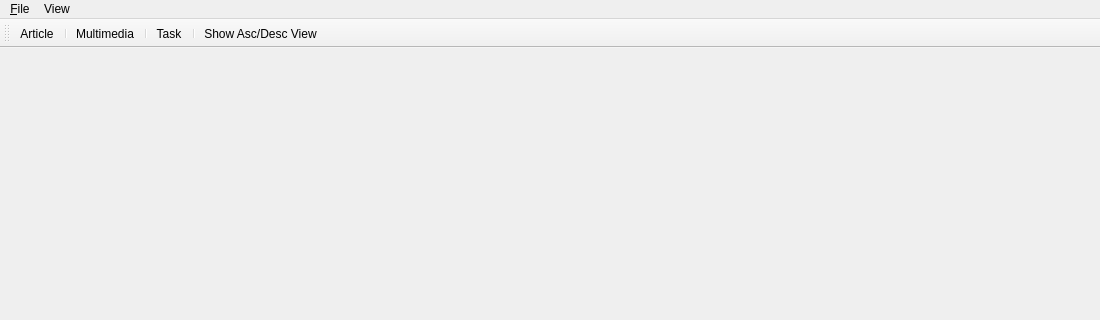
Before: the Qt Designer form 2.Application/plurinotes/views/v_mainwindow.ui in maxime-lucas/utc-lo21-plurinotes, drawn with Qt 5; both pictures show x 0 to 1100 and y 0 to 320 of the 1100 by 600 pixel window.
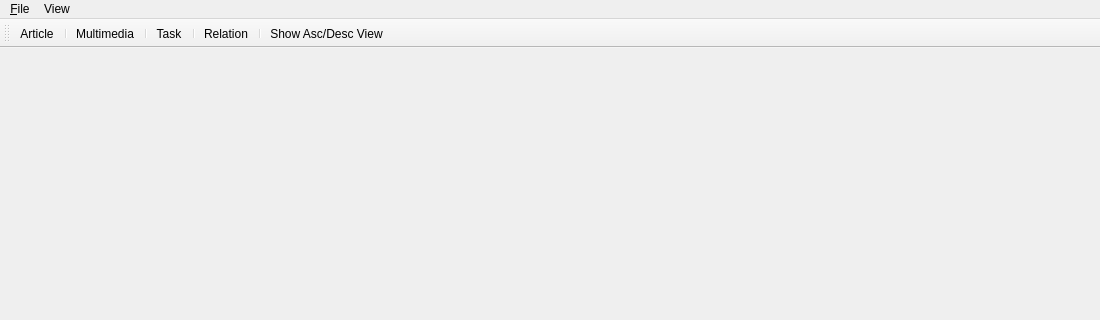
After: the same form once the commit is applied. Icons and pictures are not drawn.

Commit message: Ajout de l'icone pour les relations

The edit to the form file:
```diff
--- a/2.Application/plurinotes/views/v_mainwindow.ui
+++ b/2.Application/plurinotes/views/v_mainwindow.ui
@@ -82,6 +82,8 @@
    <addaction name="separator"/>
    <addaction name="actionTask"/>
    <addaction name="separator"/>
+   <addaction name="actionRelation"/>
+   <addaction name="separator"/>
    <addaction name="actionShow_Asc_Desc_View"/>
   </widget>
   <action name="actionQuit">
```
Left out of the diff: 6 changed lines with no effect on the pictures. The commit also changes 7 other files.
